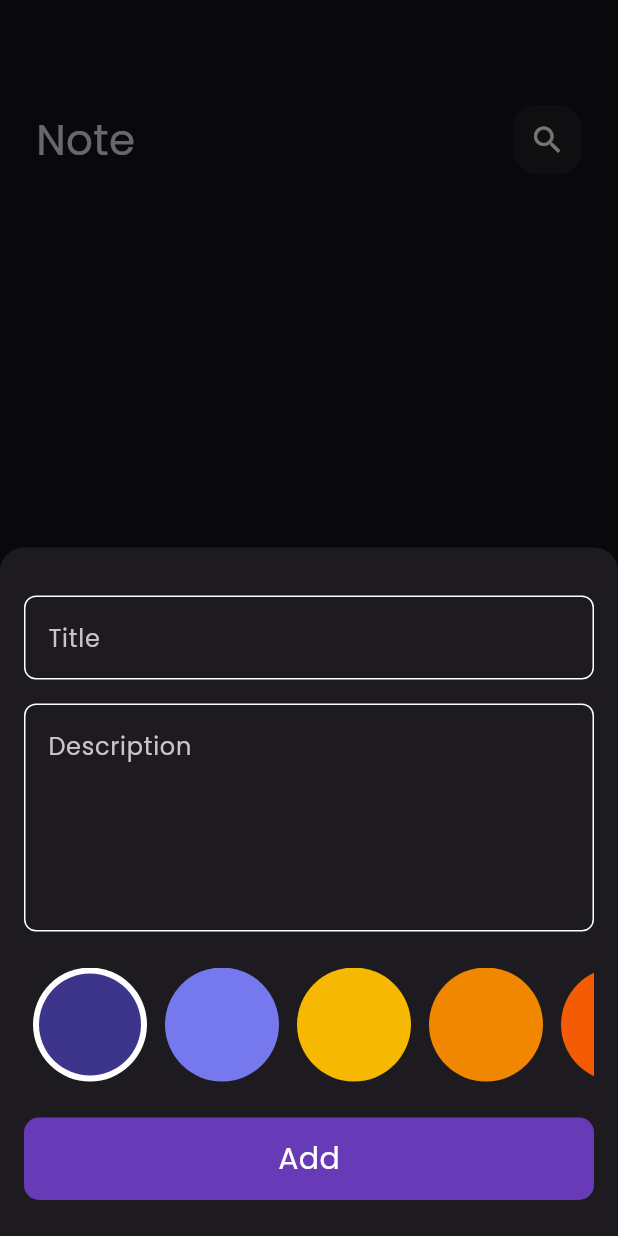
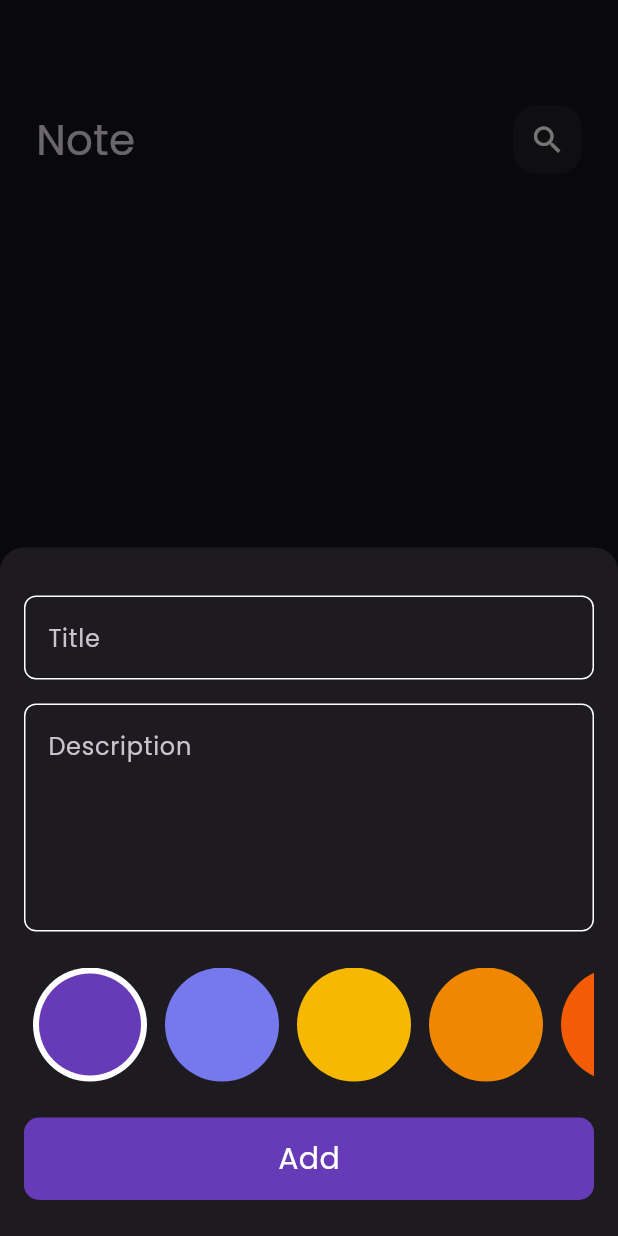
Before and after one commit to midouarif/Note-App, a Flutter app: the screen it shows after launch, after a tap on the "add" icon, on a phone screen of 412 x 824 dp. Run offline on Flutter 3.47's test engine with Material 3 defaults, Android fonts, the phone set to English and light mode, and no system bars; our stand-ins replace bloc, flutter_bloc, hive, hive_flutter; accounts and stored records are empty.

Commit message:
added the color feature and finished the app :)

```diff
--- a/lib/cubits/add_note/add_note_cubit.dart
+++ b/lib/cubits/add_note/add_note_cubit.dart
@@ -1,5 +1,5 @@
 import 'package:bloc/bloc.dart';
-import 'package:flutter/foundation.dart';
+import 'package:flutter/material.dart';
 import 'package:hive_flutter/hive_flutter.dart';
 import 'package:note_app/model/note_model.dart';
 
@@ -7,15 +7,17 @@ part 'add_note_state.dart';
 
 class AddNoteCubit extends Cubit<AddNoteState> {
   AddNoteCubit() : super(AddNoteInitial());
+  Color color = Colors.deepPurple;
   addNote(NoteModel note) async {
+    note.colour = color.value;
     emit(AddNoteLoading());
+
     try {
       var notesBox = Hive.box<NoteModel>('notes');
       await notesBox.add(note);
       emit(AddNoteSuccess());
     } catch (e) {
       emit(AddNoteFailure(e.toString()));
-      print(e.toString());
     }
   }
 }
--- a/lib/cubits/note/note_cubit.dart
+++ b/lib/cubits/note/note_cubit.dart
@@ -1,6 +1,5 @@
 import 'package:bloc/bloc.dart';
 import 'package:hive/hive.dart';
-import 'package:meta/meta.dart';
 import 'package:note_app/model/note_model.dart';
 
 part 'note_state.dart';
--- a/lib/cubits/note/note_state.dart
+++ b/lib/cubits/note/note_state.dart
@@ -1,6 +1,5 @@
 part of 'note_cubit.dart';
 
-@immutable
 sealed class NoteState {}
 
 final class NoteInitial extends NoteState {}
--- a/lib/main.dart
+++ b/lib/main.dart
@@ -1,7 +1,6 @@
 import 'package:flutter/material.dart';
 import 'package:flutter_bloc/flutter_bloc.dart';
 import 'package:hive_flutter/hive_flutter.dart';
-import 'package:note_app/cubits/add_note/add_note_cubit.dart';
 import 'package:note_app/cubits/note/note_cubit.dart';
 import 'package:note_app/model/note_model.dart';
 import 'package:note_app/views/notes_view.dart';
--- a/lib/views/notes_view.dart
+++ b/lib/views/notes_view.dart
@@ -1,6 +1,4 @@
 import 'package:flutter/material.dart';
-import 'package:flutter_bloc/flutter_bloc.dart';
-import 'package:note_app/cubits/note/note_cubit.dart';
 import 'package:note_app/views/widgets/add_note_sheet.dart';
 import 'package:note_app/views/notes_view_body.dart';
 
@@ -22,7 +20,7 @@ class NotesView extends StatelessWidget {
               ),
               context: context,
               builder: (context) {
-                return AddNoteSheet();
+                return const AddNoteSheet();
               });
         },
         child: const Icon(Icons.add),
--- a/lib/views/notes_view_body.dart
+++ b/lib/views/notes_view_body.dart
@@ -1,7 +1,6 @@
 import 'package:flutter/material.dart';
 import 'package:flutter_bloc/flutter_bloc.dart';
 import 'package:note_app/cubits/note/note_cubit.dart';
-import 'package:note_app/model/note_model.dart';
 import 'package:note_app/views/widgets/my_app_bar.dart';
 import 'package:note_app/views/widgets/notes_list.dart';
 
--- a/lib/views/widgets/add_note_sheet.dart
+++ b/lib/views/widgets/add_note_sheet.dart
@@ -1,7 +1,5 @@
 import 'package:flutter/material.dart';
-import 'package:flutter/widgets.dart';
 import 'package:flutter_bloc/flutter_bloc.dart';
-import 'package:modal_progress_hud_nsn/modal_progress_hud_nsn.dart';
 import 'package:note_app/cubits/add_note/add_note_cubit.dart';
 import 'package:note_app/cubits/note/note_cubit.dart';
 import 'package:note_app/views/widgets/add_note_form.dart';
--- a/lib/views/widgets/color_list.dart
+++ b/lib/views/widgets/color_list.dart
@@ -1,4 +1,6 @@
 import 'package:flutter/material.dart';
+import 'package:flutter_bloc/flutter_bloc.dart';
+import 'package:note_app/cubits/add_note/add_note_cubit.dart';
 
 class ColorItem extends StatelessWidget {
   const ColorItem({super.key, required this.isActive, required this.color});
@@ -34,7 +36,7 @@ class _ColorsListState extends State<ColorsList> {
   int currentIndex = 0;
 
   List<Color> colors = [
-    const Color(0xFF3d348b),
+    Colors.deepPurple,
     const Color(0xFF7678ed),
     const Color(0xFFf7b801),
     const Color(0xFFf18701),
@@ -55,6 +57,7 @@ class _ColorsListState extends State<ColorsList> {
               onTap: () {
                 setState(() {
                   currentIndex = index;
+                  BlocProvider.of<AddNoteCubit>(context).color = colors[index];
                 });
               },
               child: ColorItem(
--- a/lib/views/widgets/notes_list.dart
+++ b/lib/views/widgets/notes_list.dart
@@ -3,7 +3,6 @@ import 'package:flutter/widgets.dart';
 import 'package:flutter_bloc/flutter_bloc.dart';
 import 'package:note_app/cubits/note/note_cubit.dart';
 import 'package:note_app/model/note_model.dart';
-import 'package:note_app/views/edit_note_view.dart';
 import 'package:note_app/views/widgets/note_item.dart';
 
 class NotesList extends StatelessWidget {
```
